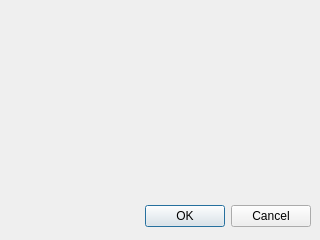
The window that src/dialog/WelcomeDialog.ui (trebleshot/desktop) describes before a commit, drawn with Qt 5.
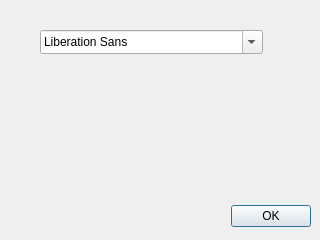
The same window after the commit.

```diff
--- a/src/dialog/WelcomeDialog.ui
+++ b/src/dialog/WelcomeDialog.ui
@@ -26,7 +26,17 @@
     <enum>Qt::Horizontal</enum>
    </property>
    <property name="standardButtons">
-    <set>QDialogButtonBox::Cancel|QDialogButtonBox::Ok</set>
+    <set>QDialogButtonBox::Ok</set>
+   </property>
+  </widget>
+  <widget class="QFontComboBox" name="fontComboBox">
+   <property name="geometry">
+    <rect>
+     <x>40</x>
+     <y>30</y>
+     <width>223</width>
+     <height>24</height>
+    </rect>
    </property>
   </widget>
  </widget>
```
Left out of the diff: 2 changed lines with no effect on the pictures.
